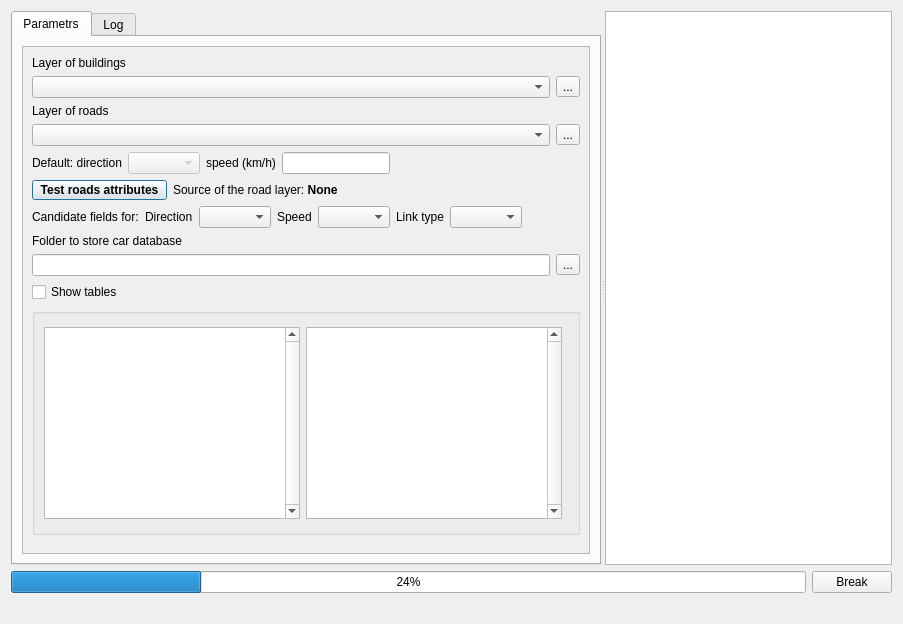
Before: the Qt Designer form UI/pkl_car.ui in ishusterman/tau_net_calc, drawn with Qt 5.
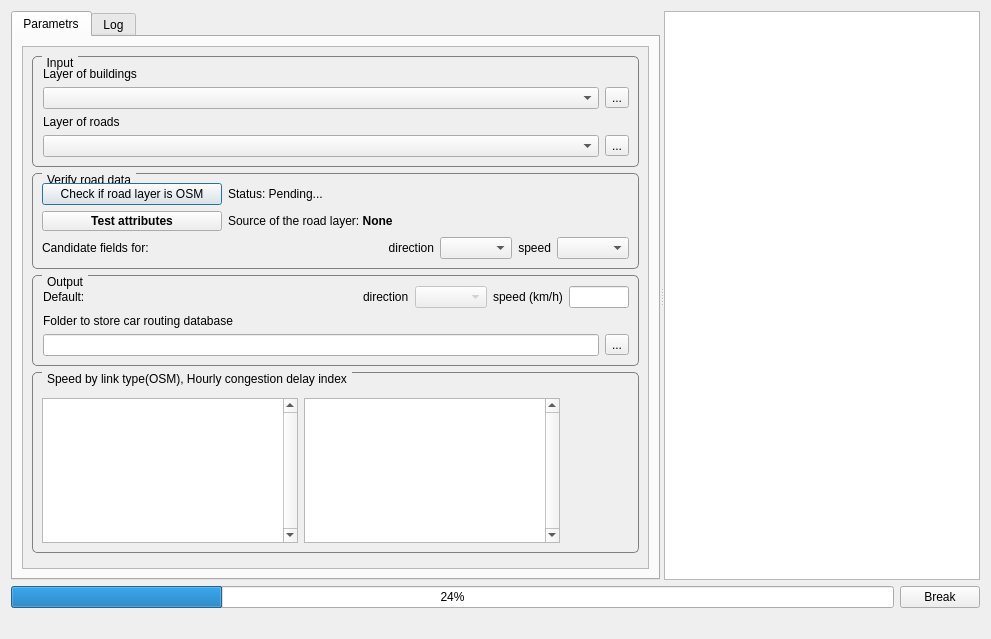
After: the same form once the commit is applied. Custom widgets are drawn as their Qt base class.

What changed in the file:
```diff
--- a/UI/pkl_car.ui
+++ b/UI/pkl_car.ui
@@ -9,8 +9,8 @@
    <rect>
     <x>0</x>
     <y>0</y>
-    <width>903</width>
-    <height>624</height>
+    <width>991</width>
+    <height>639</height>
    </rect>
   </property>
   <property name="sizePolicy">
@@ -82,9 +82,9 @@
            <property name="geometry">
             <rect>
              <x>0</x>
-             <y>0</y>
-             <width>576</width>
-             <height>628</height>
+             <y>-297</y>
+             <width>625</width>
+             <height>694</height>
             </rect>
            </property>
            <property name="sizePolicy">
@@ -99,14 +99,43 @@
             </property>
             <item>
              <layout class="QFormLayout" name="formLayout">
-              <item row="1" column="0">
+              <item row="1" column="0" colspan="2">
+               <layout class="QHBoxLayout" name="horizontalLayout_9">
+                <item>
+                 <widget class="QGroupBox" name="gbInput">
+                  <property name="styleSheet">
+                   <string notr="true">
+      QGroupBox {
+          border: 1px solid gray;
+          border-radius: 5px;
+          margin-top: 0.5em;
+      }
+      QGroupBox::title {
+          subcontrol-origin: margin;
+          subcontrol-position: top left;
+          left: 10px;
+          padding: 0 3px;
+      }
+     </string>
+                  </property>
+                  <property name="title">
+                   <string>Input</string>
+                  </property>
+                  <layout class="QVBoxLayout" name="verticalLayout_gbInput">
+                   <property name="leftMargin">
+                    <number>10</number>
+                   </property>
+                   <property name="topMargin">
+                    <number>10</number>
+                   </property>
+                   <item>
                <widget class="QLabel" name="label_17">
                 <property name="text">
                  <string>Layer of buildings</string>
                 </property>
                </widget>
               </item>
-              <item row="3" column="0" colspan="2">
+                   <item>
                <layout class="QHBoxLayout" name="horizontalLayout_4">
                 <item>
                  <widget class="QgsMapLayerComboBox" name="cmbLayers_buildings"/>
@@ -120,14 +149,14 @@
                 </item>
                </layout>
               </item>
-              <item row="4" column="0">
+                   <item>
                <widget class="QLabel" name="label_3">
                 <property name="text">
                  <string>Layer of roads</string>
                 </property>
                </widget>
               </item>
-              <item row="6" column="0" colspan="2">
+                   <item>
                <layout class="QHBoxLayout" name="horizontalLayout_5">
                 <item>
                  <widget class="QgsMapLayerComboBox" name="cbRoads"/>
@@ -141,74 +170,72 @@
                 </item>
                </layout>
               </item>
-              <item row="7" column="0" colspan="2">
-               <layout class="QHBoxLayout" name="horizontalLayout_7">
-                <item>
-                 <widget class="QLabel" name="label_4">
-                  <property name="sizePolicy">
-                   <sizepolicy hsizetype="Fixed" vsizetype="Fixed">
-                    <horstretch>0</horstretch>
-                    <verstretch>0</verstretch>
-                   </sizepolicy>
-                  </property>
-                  <property name="text">
-                   <string>Default: direction</string>
-                  </property>
+                  </layout>
                  </widget>
                 </item>
+               </layout>
+              </item>
+              <item row="4" column="0" colspan="2">
+               <layout class="QHBoxLayout" name="horizontalLayout_10">
                 <item>
-                 <widget class="QComboBox" name="cbDirection">
-                  <property name="enabled">
-                   <bool>false</bool>
+                 <widget class="QGroupBox" name="gbVerify">
+                  <property name="styleSheet">
+                   <string notr="true">
+      QGroupBox {
+          border: 1px solid gray;
+          border-radius: 5px;
+          margin-top: 0.5em;
+      }
+      QGroupBox::title {
+          subcontrol-origin: margin;
+          subcontrol-position: top left;
+          left: 10px;
+          padding: 0 3px;
+      }
+     </string>
                   </property>
-                  <property name="sizePolicy">
-                   <sizepolicy hsizetype="Fixed" vsizetype="Fixed">
-                    <horstretch>0</horstretch>
-                    <verstretch>0</verstretch>
-                   </sizepolicy>
+                  <property name="title">
+                   <string>Verify road data</string>
                   </property>
-                 </widget>
-                </item>
+                  <layout class="QVBoxLayout" name="verticalLayout_main">
+                   <property name="leftMargin">
+                    <number>9</number>
+                   </property>
+                   <property name="topMargin">
+                    <number>9</number>
+                   </property>
                 <item>
-                 <widget class="QLabel" name="label_2">
+                    <layout class="QHBoxLayout" name="horizontalLayout_row1">
+                     <item>
+                      <widget class="QPushButton" name="btnCheckOSM">
                   <property name="sizePolicy">
                    <sizepolicy hsizetype="Fixed" vsizetype="Fixed">
                     <horstretch>0</horstretch>
                     <verstretch>0</verstretch>
                    </sizepolicy>
                   </property>
+                       <property name="minimumSize">
+                        <size>
+                         <width>180</width>
+                         <height>0</height>
+                        </size>
+                       </property>
                   <property name="text">
-                   <string>speed (km/h)</string>
+                        <string>Check if road layer is OSM</string>
                   </property>
                  </widget>
                 </item>
                 <item>
-                 <widget class="QLineEdit" name="txtSpeed">
-                  <property name="sizePolicy">
-                   <sizepolicy hsizetype="Fixed" vsizetype="Fixed">
-                    <horstretch>0</horstretch>
-                    <verstretch>0</verstretch>
-                   </sizepolicy>
-                  </property>
+                      <widget class="QLabel" name="lblOSMInfo">
                   <property name="text">
-                   <string/>
-                  </property>
-                  <property name="alignment">
-                   <set>Qt::AlignRight</set>
-                  </property>
+                        <string>Status: Pending...</string>
+                       </property>
                  </widget>
                 </item>
                </layout>
               </item>
-              <item row="8" column="0" colspan="2">
-               <layout class="QHBoxLayout" name="horizontalLayout_main">
                 <item>
-                 <layout class="QVBoxLayout" name="verticalLayout_right">
-                  <property name="sizeConstraint">
-                   <enum>QLayout::SetFixedSize</enum>
-                  </property>
-                  <item>
-                   <layout class="QHBoxLayout" name="horizontalLayout_6">
+                    <layout class="QHBoxLayout" name="horizontalLayout_row2">
                     <item>
                      <widget class="QPushButton" name="test_button">
                       <property name="sizePolicy">
@@ -219,13 +246,7 @@
                       </property>
                       <property name="minimumSize">
                        <size>
-                        <width>135</width>
-                        <height>20</height>
-                       </size>
-                      </property>
-                      <property name="maximumSize">
-                       <size>
-                        <width>135</width>
+                         <width>180</width>
                         <height>20</height>
                        </size>
                       </property>
@@ -236,18 +257,12 @@
                        </font>
                       </property>
                       <property name="text">
-                       <string>Test roads attributes</string>
+                        <string>Test attributes</string>
                       </property>
                      </widget>
                     </item>
                     <item>
                      <widget class="QLabel" name="lblOSM">
-                      <property name="sizePolicy">
-                       <sizepolicy hsizetype="Preferred" vsizetype="Fixed">
-                        <horstretch>0</horstretch>
-                        <verstretch>0</verstretch>
-                       </sizepolicy>
-                      </property>
                       <property name="text">
                        <string>Source of the road layer: &lt;b&gt;None&lt;/b&gt;</string>
                       </property>
@@ -255,18 +270,203 @@
                     </item>
                    </layout>
                   </item>
+                   <item>
+                    <layout class="QHBoxLayout" name="horizontalLayout_bottom">
+                     <item>
+                      <widget class="QLabel" name="lblCandidates">
+                       <property name="sizePolicy">
+                        <sizepolicy hsizetype="Fixed" vsizetype="Fixed">
+                         <horstretch>0</horstretch>
+                         <verstretch>0</verstretch>
+                        </sizepolicy>
+                       </property>
+                       <property name="text">
+                        <string>Candidate fields for:</string>
+                       </property>
+                       <property name="textFormat">
+                        <enum>Qt::RichText</enum>
+                       </property>
+                      </widget>
+                     </item>
+                     <item>
+                      <widget class="QWidget" name="widget_candidates" native="true">
+                       <property name="sizePolicy">
+                        <sizepolicy hsizetype="Expanding" vsizetype="Fixed">
+                         <horstretch>0</horstretch>
+                         <verstretch>0</verstretch>
+                        </sizepolicy>
+                       </property>
+                      </widget>
+                     </item>
+                     <item>
+                      <widget class="QLabel" name="lblFieldsDirection">
+                       <property name="sizePolicy">
+                        <sizepolicy hsizetype="Fixed" vsizetype="Fixed">
+                         <horstretch>0</horstretch>
+                         <verstretch>0</verstretch>
+                        </sizepolicy>
+                       </property>
+                       <property name="text">
+                        <string>direction</string>
+                       </property>
+                       <property name="alignment">
+                        <set>Qt::AlignRight|Qt::AlignTrailing|Qt::AlignVCenter</set>
+                       </property>
+                      </widget>
+                     </item>
+                     <item>
+                      <widget class="QComboBox" name="cmbFieldsDirection">
+                       <property name="sizePolicy">
+                        <sizepolicy hsizetype="Fixed" vsizetype="Fixed">
+                         <horstretch>0</horstretch>
+                         <verstretch>0</verstretch>
+                        </sizepolicy>
+                       </property>
+                       <property name="modelColumn">
+                        <number>0</number>
+                       </property>
+                      </widget>
+                     </item>
+                     <item>
+                      <widget class="QLabel" name="lblFieldsSpeed">
+                       <property name="sizePolicy">
+                        <sizepolicy hsizetype="Fixed" vsizetype="Fixed">
+                         <horstretch>0</horstretch>
+                         <verstretch>0</verstretch>
+                        </sizepolicy>
+                       </property>
+                       <property name="text">
+                        <string>speed</string>
+                       </property>
+                       <property name="alignment">
+                        <set>Qt::AlignRight|Qt::AlignTrailing|Qt::AlignVCenter</set>
+                       </property>
+                      </widget>
+                     </item>
+                     <item>
+                      <widget class="QComboBox" name="cmbFieldsSpeed">
+                       <property name="sizePolicy">
+                        <sizepolicy hsizetype="Fixed" vsizetype="Fixed">
+                         <horstretch>0</horstretch>
+                         <verstretch>0</verstretch>
+                        </sizepolicy>
+                       </property>
+                      </widget>
+                     </item>
                  </layout>
                 </item>
                </layout>
-              </item>
-              <item row="18" column="0">
-               <widget class="QLabel" name="label_13">
+                 </widget>
+                </item>
+               </layout>
+              </item>
+              <item row="5" column="0" colspan="2">
+               <layout class="QHBoxLayout" name="horizontalLayout_6">
+                <item>
+                 <widget class="QGroupBox" name="gbOutput">
+                  <property name="styleSheet">
+                   <string notr="true">
+      QGroupBox {
+          border: 1px solid gray;
+          border-radius: 5px;
+          margin-top: 0.5em;
+      }
+      QGroupBox::title {
+          subcontrol-origin: margin;
+          subcontrol-position: top left;
+          left: 10px;
+          padding: 0 3px;
+      }
+     </string>
+                  </property>
+                  <property name="title">
+                   <string>Output</string>
+                  </property>
+                  <layout class="QVBoxLayout" name="verticalLayout_Output">
+                   <property name="leftMargin">
+                    <number>10</number>
+                   </property>
+                   <property name="topMargin">
+                    <number>10</number>
+                   </property>
+                   <item>
+                    <layout class="QHBoxLayout" name="horizontalLayout_8">
+                     <item>
+                      <widget class="QLabel" name="lblDefault">
                 <property name="text">
-                 <string>Folder to store car database </string>
+                        <string>Default:</string>
                 </property>
                </widget>
               </item>
-              <item row="19" column="0" colspan="2">
+                     <item>
+                      <widget class="QLabel" name="lblDirection">
+                       <property name="sizePolicy">
+                        <sizepolicy hsizetype="Fixed" vsizetype="Fixed">
+                         <horstretch>0</horstretch>
+                         <verstretch>0</verstretch>
+                        </sizepolicy>
+                       </property>
+                       <property name="text">
+                        <string>direction</string>
+                       </property>
+                      </widget>
+                     </item>
+                     <item>
+                      <widget class="QComboBox" name="cbDirection">
+                       <property name="enabled">
+                        <bool>false</bool>
+                       </property>
+                       <property name="sizePolicy">
+                        <sizepolicy hsizetype="Fixed" vsizetype="Fixed">
+                         <horstretch>0</horstretch>
+                         <verstretch>0</verstretch>
+                        </sizepolicy>
+                       </property>
+                      </widget>
+                     </item>
+                     <item>
+                      <widget class="QLabel" name="lblSpeed">
+                       <property name="sizePolicy">
+                        <sizepolicy hsizetype="Fixed" vsizetype="Fixed">
+                         <horstretch>0</horstretch>
+                         <verstretch>0</verstretch>
+                        </sizepolicy>
+                       </property>
+                       <property name="text">
+                        <string>speed (km/h)</string>
+                       </property>
+                      </widget>
+                     </item>
+                     <item>
+                      <widget class="QLineEdit" name="txtSpeed">
+                       <property name="sizePolicy">
+                        <sizepolicy hsizetype="Fixed" vsizetype="Fixed">
+                         <horstretch>0</horstretch>
+                         <verstretch>0</verstretch>
+                        </sizepolicy>
+                       </property>
+                       <property name="maximumSize">
+                        <size>
+                         <width>60</width>
+                         <height>16777215</height>
+                        </size>
+                       </property>
+                      </widget>
+                     </item>
+                    </layout>
+                   </item>
+                   <item>
+                    <layout class="QHBoxLayout" name="horizontalLayout_11">
+                     <item>
+                      <widget class="QLabel" name="lblFolderStore">
+                       <property name="text">
+                        <string>Folder to store car routing database</string>
+                       </property>
+                      </widget>
+                     </item>
+                    </layout>
+                   </item>
+                   <item>
                <layout class="QHBoxLayout" name="horizontalLayout_3">
                 <item>
                  <widget class="QLineEdit" name="txtPathToProtocols">
@@ -293,41 +493,59 @@
                 </item>
                </layout>
               </item>
-              <item row="20" column="0" colspan="2">
+                  </layout>
+                 </widget>
+                </item>
+               </layout>
+              </item>
+              <item row="22" column="0" colspan="2">
                <layout class="QVBoxLayout" name="verticalLayout_tables_container">
                 <item>
-                 <widget class="QCheckBox" name="checkBox_show_tables">
-                  <property name="text">
-                   <string>Show tables</string>
+                 <spacer name="verticalSpacer">
+                  <property name="orientation">
+                   <enum>Qt::Vertical</enum>
                   </property>
-                  <property name="checked">
-                   <bool>false</bool>
+                  <property name="sizeType">
+                   <enum>QSizePolicy::Expanding</enum>
                   </property>
-                 </widget>
+                  <property name="sizeHint" stdset="0">
+                   <size>
+                    <width>20</width>
+                    <height>0</height>
+                   </size>
+                  </property>
+                 </spacer>
                 </item>
+               </layout>
+              </item>
+              <item row="8" column="0" colspan ="2">
+               <layout class="QHBoxLayout" name="horizontalLayout_7">
                 <item>
-                 <widget class="QGroupBox" name="groupBox_tables">
-                  <property name="sizePolicy">
-                   <sizepolicy hsizetype="Minimum" vsizetype="Fixed">
-                    <horstretch>0</horstretch>
-                    <verstretch>0</verstretch>
-                   </sizepolicy>
+                 <widget class="QGroupBox" name="gbTable">
+                  <property name="styleSheet">
+                   <string notr="true">
+      QGroupBox {
+          border: 1px solid gray;
+          border-radius: 5px;
+          margin-top: 0.5em;
+      }
+      QGroupBox::title {
+          subcontrol-origin: margin;
+          subcontrol-position: top left;
+          left: 10px;
+          padding: 0 3px;
+      }
+     </string>
                   </property>
                   <property name="title">
-                   <string/>
-                  </property>
-                  <property name="checkable">
-                   <bool>false</bool>
+                   <string>Speed by link type(OSM), Hourly congestion delay index</string>
                   </property>
                   <layout class="QHBoxLayout" name="horizontalLayout_tables">
+                   <property name="topMargin">
+                    <number>25</number>
+                   </property>
                    <item>
                     <widget class="QTableWidget" name="table1">
-                     <property name="sizePolicy">
-                      <sizepolicy hsizetype="Fixed" vsizetype="Fixed">
-                       <horstretch>0</horstretch>
-                       <verstretch>0</verstretch>
-                      </sizepolicy>
-                     </property>
                      <property name="verticalScrollBarPolicy">
                       <enum>Qt::ScrollBarAlwaysOn</enum>
                      </property>
@@ -335,12 +553,6 @@
                    </item>
                    <item>
                     <widget class="QTableWidget" name="table2">
-                     <property name="sizePolicy">
-                      <sizepolicy hsizetype="Fixed" vsizetype="Fixed">
-                       <horstretch>0</horstretch>
-                       <verstretch>0</verstretch>
-                      </sizepolicy>
-                     </property>
                      <property name="verticalScrollBarPolicy">
                       <enum>Qt::ScrollBarAlwaysOn</enum>
                      </property>
@@ -360,120 +572,12 @@
                      <property name="sizeHint" stdset="0">
                       <size>
                        <width>0</width>
-                       <height>200</height>
-                      </size>
-                     </property>
-                    </spacer>
-                   </item>
-                  </layout>
-                 </widget>
-                </item>
-                <item>
-                 <spacer name="verticalSpacer">
-                  <property name="orientation">
-                   <enum>Qt::Vertical</enum>
-                  </property>
-                  <property name="sizeType">
-                   <enum>QSizePolicy::Expanding</enum>
-                  </property>
-                  <property name="sizeHint" stdset="0">
-                   <size>
-                    <width>20</width>
                     <height>0</height>
                    </size>
                   </property>
                  </spacer>
                 </item>
                </layout>
-              </item>
-              <item row="17" column="0">
-               <layout class="QHBoxLayout" name="horizontalLayout_bottom">
-                <item>
-                 <widget class="QLabel" name="label_5">
-                  <property name="sizePolicy">
-                   <sizepolicy hsizetype="Fixed" vsizetype="Fixed">
-                    <horstretch>0</horstretch>
-                    <verstretch>0</verstretch>
-                   </sizepolicy>
-                  </property>
-                  <property name="text">
-                   <string>Candidate fields for:</string>
-                  </property>
-                  <property name="textFormat">
-                   <enum>Qt::RichText</enum>
-                  </property>
-                 </widget>
-                </item>
-                <item>
-                 <widget class="QLabel" name="label_11">
-                  <property name="sizePolicy">
-                   <sizepolicy hsizetype="Fixed" vsizetype="Fixed">
-                    <horstretch>0</horstretch>
-                    <verstretch>0</verstretch>
-                   </sizepolicy>
-                  </property>
-                  <property name="text">
-                   <string>Direction</string>
-                  </property>
-                 </widget>
-                </item>
-                <item>
-                 <widget class="QComboBox" name="cmbFieldsDirection">
-                  <property name="sizePolicy">
-                   <sizepolicy hsizetype="Fixed" vsizetype="Fixed">
-                    <horstretch>0</horstretch>
-                    <verstretch>0</verstretch>
-                   </sizepolicy>
-                  </property>
-                  <property name="modelColumn">
-                   <number>0</number>
-                  </property>
-                 </widget>
-                </item>
-                <item>
-                 <widget class="QLabel" name="label_10">
-                  <property name="sizePolicy">
-                   <sizepolicy hsizetype="Fixed" vsizetype="Fixed">
-                    <horstretch>0</horstretch>
-                    <verstretch>0</verstretch>
-                   </sizepolicy>
-                  </property>
-                  <property name="text">
-                   <string>Speed</string>
-                  </property>
-                 </widget>
-                </item>
-                <item>
-                 <widget class="QComboBox" name="cmbFieldsSpeed">
-                  <property name="sizePolicy">
-                   <sizepolicy hsizetype="Fixed" vsizetype="Fixed">
-                    <horstretch>0</horstretch>
-                    <verstretch>0</verstretch>
-                   </sizepolicy>
-                  </property>
-                 </widget>
-                </item>
-                <item>
-                 <widget class="QLabel" name="label">
-                  <property name="sizePolicy">
-                   <sizepolicy hsizetype="Fixed" vsizetype="Fixed">
-                    <horstretch>0</horstretch>
-                    <verstretch>0</verstretch>
-                   </sizepolicy>
-                  </property>
-                  <property name="text">
-                   <string>Link type</string>
-                  </property>
-                 </widget>
-                </item>
-                <item>
-                 <widget class="QComboBox" name="cmbLayersRoad_type_road">
-                  <property name="sizePolicy">
-                   <sizepolicy hsizetype="Fixed" vsizetype="Fixed">
-                    <horstretch>0</horstretch>
-                    <verstretch>0</verstretch>
-                   </sizepolicy>
-                  </property>
                  </widget>
                 </item>
                </layout>
```
Left out of the diff: 4 changed lines with no effect on the pictures. Lines whose indentation alone changed are shown as unchanged.
